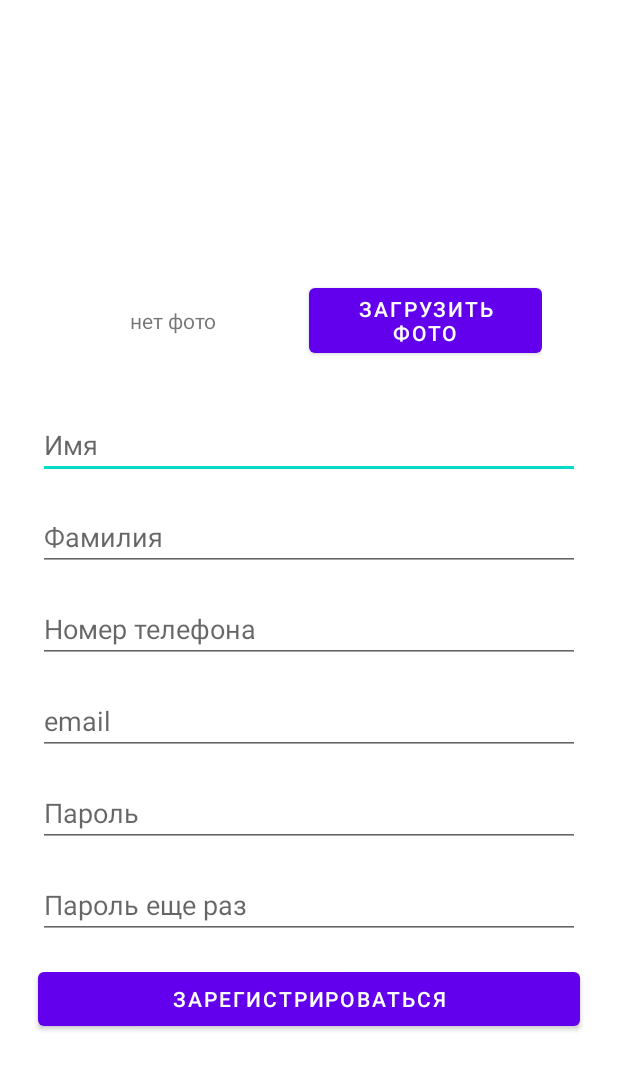
After one commit to VVan228/aster, an Android app: the layout activity_registration.xml on its own in the app's theme, with its tools: preview values and no code run, on a phone screen of 412 x 824 dp. The commit adds this screen. Shown: the top 1070 px of the screen. Run offline under Robolectric (Android 15) with nearby library versions, the phone set to English and light mode, and no system bars.

Commit message:
view for registration

```diff
--- /dev/null
+++ b/app/src/main/java/com/example/aster/LoginActivity.java
@@ -0,0 +1,4 @@
+package com.example.aster;
+
+public class LoginActivity {
+}
--- /dev/null
+++ b/app/src/main/res/layout/activity_registration.xml
@@ -0,0 +1,138 @@
+<?xml version="1.0" encoding="utf-8"?>
+<LinearLayout xmlns:android="http://schemas.android.com/apk/res/android"
+    xmlns:tools="http://schemas.android.com/tools"
+    android:layout_width="match_parent"
+    android:layout_height="match_parent"
+    android:orientation="vertical"
+    android:gravity="center"
+    tools:context=".SignupActivity">
+
+    <LinearLayout
+        android:layout_marginHorizontal="25dp"
+        android:layout_width="match_parent"
+        android:layout_height="wrap_content"
+        android:orientation="vertical">
+
+        <LinearLayout
+            android:layout_width="match_parent"
+            android:layout_height="120dp"
+            android:gravity="center"
+            android:layout_marginHorizontal="25dp"
+            android:layout_marginTop="20dp">
+
+            <TextView
+                android:id="@+id/order_no_photo"
+                android:layout_width="match_parent"
+                android:layout_height="match_parent"
+                android:text="нет фото"
+                android:gravity="center"
+                android:layout_weight="1"
+                android:layout_marginRight="25dp"/>
+            <ImageView
+                android:visibility="gone"
+                android:id="@+id/iv_pet_photo"
+                android:layout_width="match_parent"
+                android:layout_height="match_parent"
+                android:layout_weight="1"
+                android:layout_margin="10dp" />
+
+            <Button
+                android:id="@+id/sign_bth_add_photo"
+                android:layout_width="match_parent"
+                android:layout_weight="1"
+                android:layout_height="wrap_content"
+                android:text="Загрузить фото" />
+
+        </LinearLayout>
+
+
+        <EditText
+            android:id="@+id/sign_name"
+            android:layout_width="match_parent"
+            android:layout_height="wrap_content"
+            android:ems="10"
+            android:hint="Имя"
+            android:inputType="textPersonName" />
+
+        <EditText
+            android:id="@+id/sign_surname"
+            android:layout_width="match_parent"
+            android:layout_height="wrap_content"
+            android:layout_marginTop="16dp"
+            android:ems="10"
+            android:hint="Фамилия"
+            android:inputType="textPersonName" />
+
+        <EditText
+            android:id="@+id/sign_tel"
+            android:layout_width="match_parent"
+            android:layout_height="wrap_content"
+            android:layout_marginTop="16dp"
+
+            android:ems="10"
+            android:hint="Номер телефона"
+            android:inputType="phone" />
+
+        <EditText
+            android:id="@+id/sign_email"
+            android:layout_width="match_parent"
+            android:layout_height="wrap_content"
+            android:layout_marginTop="16dp"
+            android:inputType="textEmailAddress"
+            android:maxLines="1"
+            android:singleLine="true"
+            android:ems="10"
+            android:hint="@string/email" />
+
+        <EditText
+            android:id="@+id/sign_password"
+            android:layout_width="match_parent"
+            android:layout_height="wrap_content"
+            android:layout_marginTop="16dp"
+            android:focusableInTouchMode="true"
+            android:imeActionId="@+id/login"
+            android:imeOptions="actionUnspecified"
+            android:inputType="textPassword"
+            android:maxLines="1"
+            android:singleLine="true"
+            android:textColor="@android:color/white"
+            tools:ignore="InvalidImeActionId"
+            android:ems="10"
+            android:hint="@string/password" />
+
+        <EditText
+            android:id="@+id/sign_password_for_checking"
+            android:layout_width="match_parent"
+            android:layout_height="wrap_content"
+            android:layout_marginTop="16dp"
+            android:focusableInTouchMode="true"
+            android:imeActionId="@+id/login"
+            android:imeOptions="actionUnspecified"
+            android:inputType="textPassword"
+            android:maxLines="1"
+            android:singleLine="true"
+            android:textColor="@android:color/white"
+            tools:ignore="InvalidImeActionId"
+            android:ems="10"
+            android:hint="Пароль еще раз" />
+
+    </LinearLayout>
+
+    <Button
+        android:id="@+id/sign_in"
+        android:layout_width="match_parent"
+        android:layout_height="wrap_content"
+        android:layout_marginTop="16dp"
+        android:layout_marginHorizontal="25dp"
+        android:text="@string/sign_in" />
+
+
+    <ProgressBar
+        android:id="@+id/progressBar"
+        android:layout_width="30dp"
+        android:layout_height="30dp"
+        android:layout_gravity="center"
+        android:layout_marginBottom="20dp"
+        android:visibility="gone" />
+
+</LinearLayout>
--- a/app/src/main/res/values/strings.xml
+++ b/app/src/main/res/values/strings.xml
@@ -4,4 +4,9 @@
     <string name="title_home">Home</string>
     <string name="title_dashboard">Dashboard</string>
     <string name="title_notifications">Notifications</string>
+    <string name="email">email</string>
+    <string name="password">Пароль</string>
+    <string name="forgot_password">Забыл пароль</string>
+    <string name="registration">Регистрация</string>
+    <string name="sign_in">Зарегистрироваться</string>
 </resources>
```
Also changed, not shown: app/src/main/res/layout/activity_login.xml (added, +58 -0 lines), app/src/main/res/layout/activity_reset_password.xml (added, +49 -0 lines).
